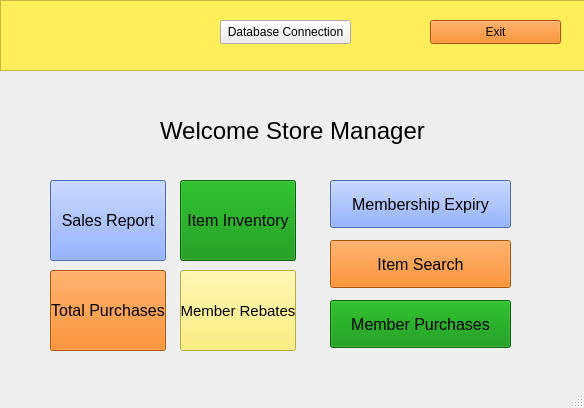
P4TOO/BulkClub-System, file storemanager.ui: the form before one commit.
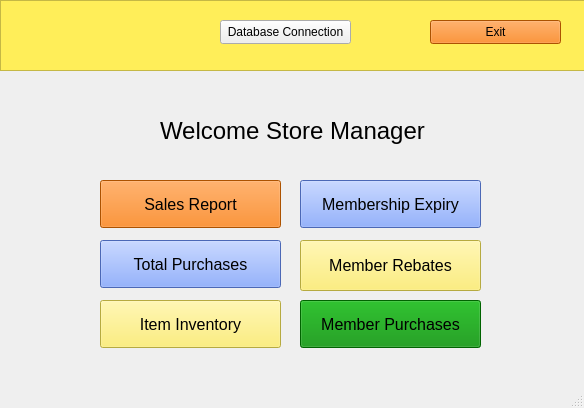
The form after the commit. Icons and pictures are not drawn.

Commit message: added itemdisplay window and modified storemanager ui

The edit to the form file:
```diff
--- a/storemanager.ui
+++ b/storemanager.ui
@@ -33,15 +33,15 @@
    <widget class="QPushButton" name="member_rebates">
     <property name="geometry">
      <rect>
-      <x>180</x>
-      <y>270</y>
-      <width>116</width>
-      <height>81</height>
+      <x>300</x>
+      <y>240</y>
+      <width>181</width>
+      <height>51</height>
      </rect>
     </property>
     <property name="font">
      <font>
-      <pointsize>11</pointsize>
+      <pointsize>12</pointsize>
      </font>
     </property>
     <property name="styleSheet">
@@ -54,7 +54,7 @@
    <widget class="QPushButton" name="member_purchases">
     <property name="geometry">
      <rect>
-      <x>330</x>
+      <x>300</x>
       <y>300</y>
       <width>181</width>
       <height>48</height>
@@ -75,7 +75,7 @@
    <widget class="QPushButton" name="membership_expiry_search">
     <property name="geometry">
      <rect>
-      <x>330</x>
+      <x>300</x>
       <y>180</y>
       <width>181</width>
       <height>48</height>
@@ -93,34 +93,13 @@
      <string>Membership Expiry</string>
     </property>
    </widget>
-   <widget class="QPushButton" name="item_search">
-    <property name="geometry">
-     <rect>
-      <x>330</x>
-      <y>240</y>
-      <width>181</width>
-      <height>48</height>
-     </rect>
-    </property>
-    <property name="font">
-     <font>
-      <pointsize>12</pointsize>
-     </font>
-    </property>
-    <property name="styleSheet">
-     <string notr="true">background-color: rgb(241, 115, 0)</string>
-    </property>
-    <property name="text">
-     <string>Item Search</string>
-    </property>
-   </widget>
    <widget class="QPushButton" name="item_inventory">
     <property name="geometry">
      <rect>
-      <x>180</x>
-      <y>180</y>
-      <width>116</width>
-      <height>81</height>
+      <x>100</x>
+      <y>300</y>
+      <width>181</width>
+      <height>48</height>
      </rect>
     </property>
     <property name="font">
@@ -129,7 +108,7 @@
      </font>
     </property>
     <property name="styleSheet">
-     <string notr="true">background-color:rgb(0, 139, 0)</string>
+     <string notr="true">background-color:rgb(255, 238, 89)</string>
     </property>
     <property name="text">
      <string>Item Inventory</string>
@@ -138,10 +117,10 @@
    <widget class="QPushButton" name="sales_report">
     <property name="geometry">
      <rect>
-      <x>50</x>
+      <x>100</x>
       <y>180</y>
-      <width>116</width>
-      <height>81</height>
+      <width>181</width>
+      <height>48</height>
      </rect>
     </property>
     <property name="font">
@@ -153,7 +132,7 @@
      <bool>false</bool>
     </property>
     <property name="styleSheet">
-     <string notr="true">background-color: rgb(105, 146, 255)</string>
+     <string notr="true">background-color: rgb(241, 115, 0)</string>
     </property>
     <property name="text">
      <string>Sales Report</string>
@@ -162,10 +141,10 @@
    <widget class="QPushButton" name="total_purchases">
     <property name="geometry">
      <rect>
-      <x>50</x>
-      <y>270</y>
-      <width>116</width>
-      <height>81</height>
+      <x>100</x>
+      <y>240</y>
+      <width>181</width>
+      <height>48</height>
      </rect>
     </property>
     <property name="font">
@@ -174,7 +153,7 @@
      </font>
     </property>
     <property name="styleSheet">
-     <string notr="true">background-color: rgb(241, 115, 0)</string>
+     <string notr="true">background-color: rgb(105, 146, 255)</string>
     </property>
     <property name="text">
      <string>Total Purchases</string>
```
Left out of the diff: 1 changed line with no effect on the pictures. The commit also changes 8 other files.
